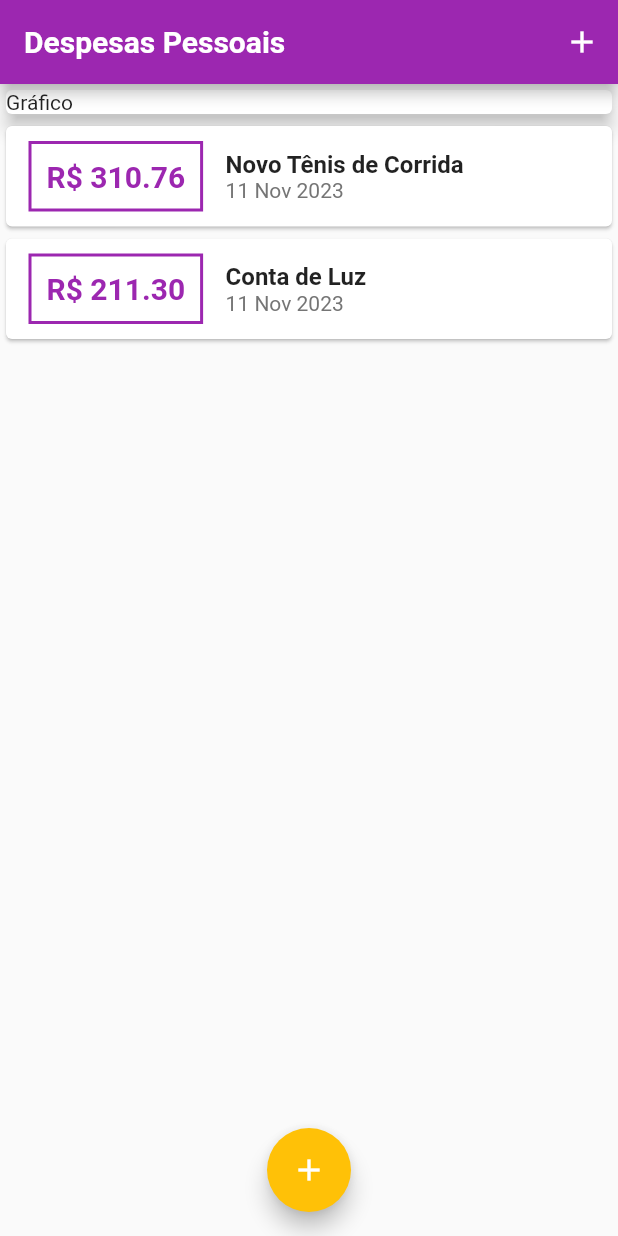
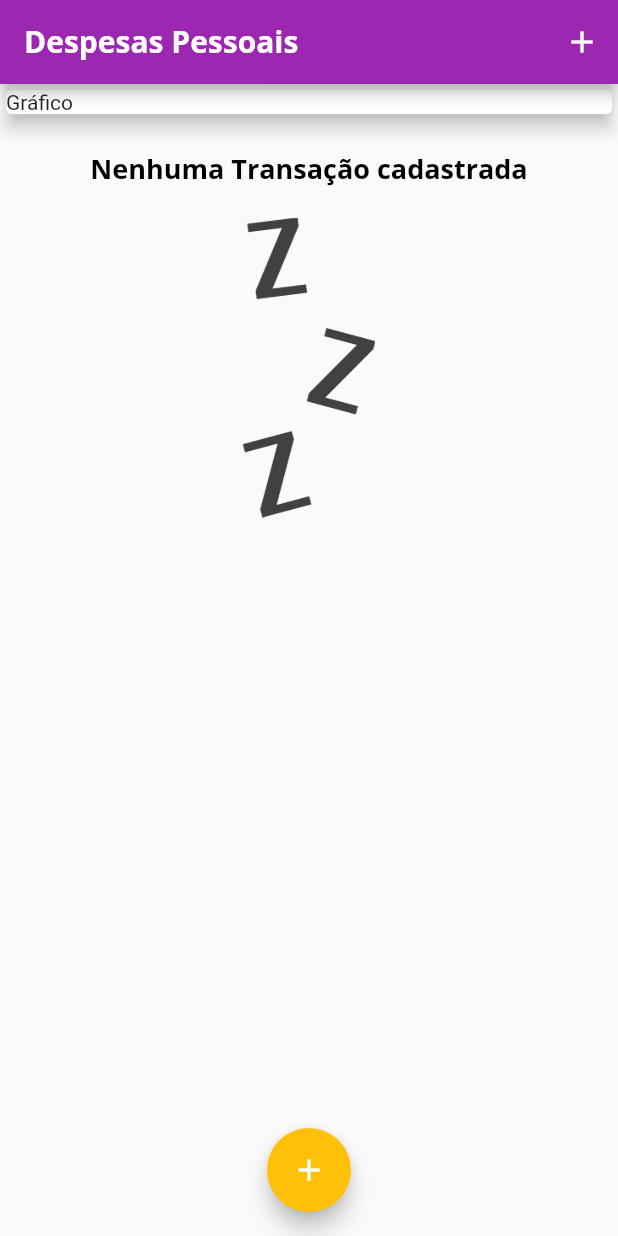
Before and after one commit to raonizacaron/flutter, a Flutter app: the screen it shows after launch, on a phone screen of 412 x 824 dp. Run offline on Flutter 3.47's test engine with Material 2 defaults, Android fonts, the phone set to English and light mode, and no system bars.

```diff
--- a/Aulas/expenses/lib/components/transaction_list.dart
+++ b/Aulas/expenses/lib/components/transaction_list.dart
@@ -12,7 +12,25 @@ class TransactionList extends StatelessWidget {
   Widget build(BuildContext context) {
     return SizedBox(
       height: 450,
-      child: ListView.builder(
+      child: transactions.isEmpty
+          ? Column(
+              children: <Widget>[
+                SizedBox(height: 20),
+                Text(
+                  'Nenhuma Transação cadastrada',
+                  style: Theme.of(context).textTheme.titleLarge,
+                ),
+                SizedBox(height: 20),
+                SizedBox(
+                  height: 200,
+                  child: Image.asset(
+                    'assets/images/waiting.png',
+                    fit: BoxFit.cover,
+                  ),
+                )
+              ],
+            )
+          : ListView.builder(
               itemCount: transactions.length,
               itemBuilder: (ctx, index) {
                 final tr = transactions[index];
--- a/Aulas/expenses/lib/main.dart
+++ b/Aulas/expenses/lib/main.dart
@@ -46,19 +46,19 @@ class MyHomePage extends StatefulWidget {
 }
 
 class _MyHomePageState extends State<MyHomePage> {
-  final _transactions = [
-    Transaction(
-      id: 't1',
-      title: 'Novo Tênis de Corrida',
-      value: 310.76,
-      date: DateTime.now(),
-    ),
-    Transaction(
-      id: 't2',
-      title: 'Conta de Luz',
-      value: 211.30,
-      date: DateTime.now(),
-    ),
+  final List<Transaction> _transactions = [
+    // Transaction(
+    //   id: 't1',
+    //   title: 'Novo Tênis de Corrida',
+    //   value: 310.76,
+    //   date: DateTime.now(),
+    // ),
+    // Transaction(
+    //   id: 't2',
+    //   title: 'Conta de Luz',
+    //   value: 211.30,
+    //   date: DateTime.now(),
+    // ),
   ];
 
   _addTransaction(String title, double value) {
--- a/Aulas/expenses/pubspec.yaml
+++ b/Aulas/expenses/pubspec.yaml
@@ -60,8 +60,8 @@ flutter:
   uses-material-design: true
 
   # To add assets to your application, add an assets section, like this:
-  # assets:
-  #   - images/a_dot_burr.jpeg
+  assets:
+    - assets/images/waiting.png
   #   - images/a_dot_ham.jpeg
 
   # An image asset can refer to one or more resolution-specific "variants", see
@@ -75,7 +75,7 @@ flutter:
   # "family" key with the font family name, and a "fonts" key with a
   # list giving the asset and other descriptors for the font. For
   # example:
-  # fonts:
+  fonts:
     - family: OpenSans
       fonts:
         - asset: assets/fonts/OpenSans-Regular.ttf
```
Also changed, not shown: Aulas/expenses/assets/images/waiting.png (added). Lines whose indentation alone changed are shown as unchanged.
